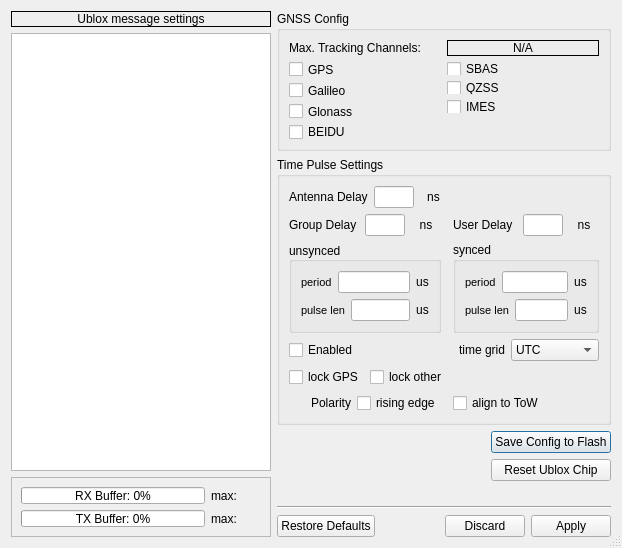
First picture: the form in muondetector-gui/src/main/settings.ui, repository MuonPi/muondetector, before the edit.
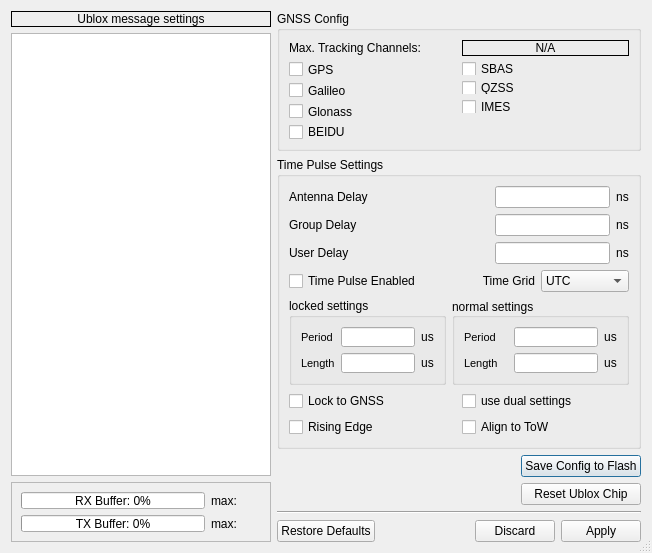
Second picture: the form after the edit.

Commit message: - changed some gui appearance stuff, mostly cosmetic - bugfix in compare_v5 program to read in the fractional timestamp part with correct alignment (i.e. detect omitted trailing zeroes)

```diff
--- a/muondetector-gui/src/main/settings.ui
+++ b/muondetector-gui/src/main/settings.ui
@@ -9,7 +9,7 @@
    <rect>
     <x>0</x>
     <y>0</y>
-    <width>622</width>
+    <width>652</width>
     <height>548</height>
    </rect>
   </property>
@@ -28,10 +28,266 @@
   <property name="modal">
    <bool>true</bool>
   </property>
-  <layout class="QGridLayout" name="gridLayout_6">
-   <item row="0" column="1">
+  <layout class="QGridLayout" name="gridLayout_8">
+   <item row="3" column="1">
+    <layout class="QHBoxLayout" name="horizontalLayout_13">
+     <item>
+      <spacer name="horizontalSpacer">
+       <property name="orientation">
+        <enum>Qt::Horizontal</enum>
+       </property>
+       <property name="sizeHint" stdset="0">
+        <size>
+         <width>40</width>
+         <height>20</height>
+        </size>
+       </property>
+      </spacer>
+     </item>
+     <item>
+      <layout class="QVBoxLayout" name="verticalLayout_5">
+       <item>
+        <widget class="QPushButton" name="saveConfigPushButton">
+         <property name="text">
+          <string>Save Config to Flash</string>
+         </property>
+        </widget>
+       </item>
+       <item>
+        <widget class="QPushButton" name="ubxResetPushButton">
+         <property name="text">
+          <string>Reset Ublox Chip</string>
+         </property>
+        </widget>
+       </item>
+      </layout>
+     </item>
+    </layout>
+   </item>
+   <item row="4" column="1">
+    <spacer name="verticalSpacer">
+     <property name="orientation">
+      <enum>Qt::Vertical</enum>
+     </property>
+     <property name="sizeType">
+      <enum>QSizePolicy::Expanding</enum>
+     </property>
+     <property name="sizeHint" stdset="0">
+      <size>
+       <width>331</width>
+       <height>5</height>
+      </size>
+     </property>
+    </spacer>
+   </item>
+   <item row="5" column="1">
+    <widget class="Line" name="line">
+     <property name="orientation">
+      <enum>Qt::Horizontal</enum>
+     </property>
+    </widget>
+   </item>
+   <item row="0" column="0" rowspan="7">
     <layout class="QVBoxLayout" name="verticalLayout">
      <item>
+      <widget class="QLabel" name="label">
+       <property name="sizePolicy">
+        <sizepolicy hsizetype="MinimumExpanding" vsizetype="Preferred">
+         <horstretch>200</horstretch>
+         <verstretch>0</verstretch>
+        </sizepolicy>
+       </property>
+       <property name="minimumSize">
+        <size>
+         <width>200</width>
+         <height>0</height>
+        </size>
+       </property>
+       <property name="baseSize">
+        <size>
+         <width>200</width>
+         <height>0</height>
+        </size>
+       </property>
+       <property name="frameShape">
+        <enum>QFrame::Box</enum>
+       </property>
+       <property name="text">
+        <string>Ublox message settings</string>
+       </property>
+       <property name="alignment">
+        <set>Qt::AlignCenter</set>
+       </property>
+      </widget>
+     </item>
+     <item>
+      <widget class="QTableWidget" name="ubloxSignalStates">
+       <property name="enabled">
+        <bool>true</bool>
+       </property>
+       <property name="sizePolicy">
+        <sizepolicy hsizetype="MinimumExpanding" vsizetype="Expanding">
+         <horstretch>0</horstretch>
+         <verstretch>0</verstretch>
+        </sizepolicy>
+       </property>
+       <property name="minimumSize">
+        <size>
+         <width>260</width>
+         <height>200</height>
+        </size>
+       </property>
+       <property name="sizeIncrement">
+        <size>
+         <width>0</width>
+         <height>0</height>
+        </size>
+       </property>
+       <property name="baseSize">
+        <size>
+         <width>320</width>
+         <height>200</height>
+        </size>
+       </property>
+       <attribute name="horizontalHeaderStretchLastSection">
+        <bool>true</bool>
+       </attribute>
+      </widget>
+     </item>
+     <item>
+      <widget class="QFrame" name="frame">
+       <property name="sizePolicy">
+        <sizepolicy hsizetype="MinimumExpanding" vsizetype="Preferred">
+         <horstretch>0</horstretch>
+         <verstretch>0</verstretch>
+        </sizepolicy>
+       </property>
+       <property name="maximumSize">
+        <size>
+         <width>16777215</width>
+         <height>60</height>
+        </size>
+       </property>
+       <property name="frameShape">
+        <enum>QFrame::StyledPanel</enum>
+       </property>
+       <property name="frameShadow">
+        <enum>QFrame::Raised</enum>
+       </property>
+       <layout class="QGridLayout" name="gridLayout_5">
+        <item row="0" column="0">
+         <widget class="QProgressBar" name="rxBufProgressBar">
+          <property name="minimumSize">
+           <size>
+            <width>40</width>
+            <height>0</height>
+           </size>
+          </property>
+          <property name="baseSize">
+           <size>
+            <width>100</width>
+            <height>0</height>
+           </size>
+          </property>
+          <property name="value">
+           <number>0</number>
+          </property>
+          <property name="alignment">
+           <set>Qt::AlignCenter</set>
+          </property>
+          <property name="orientation">
+           <enum>Qt::Horizontal</enum>
+          </property>
+          <property name="format">
+           <string>RX Buffer: %p%</string>
+          </property>
+         </widget>
+        </item>
+        <item row="0" column="1">
+         <widget class="QLabel" name="rxPeakLabel">
+          <property name="minimumSize">
+           <size>
+            <width>50</width>
+            <height>0</height>
+           </size>
+          </property>
+          <property name="autoFillBackground">
+           <bool>false</bool>
+          </property>
+          <property name="frameShape">
+           <enum>QFrame::NoFrame</enum>
+          </property>
+          <property name="text">
+           <string>max: </string>
+          </property>
+          <property name="alignment">
+           <set>Qt::AlignLeading|Qt::AlignLeft|Qt::AlignVCenter</set>
+          </property>
+         </widget>
+        </item>
+        <item row="1" column="0">
+         <widget class="QProgressBar" name="txBufProgressBar">
+          <property name="minimumSize">
+           <size>
+            <width>40</width>
+            <height>0</height>
+           </size>
+          </property>
+          <property name="baseSize">
+           <size>
+            <width>100</width>
+            <height>0</height>
+           </size>
+          </property>
+          <property name="value">
+           <number>0</number>
+          </property>
+          <property name="alignment">
+           <set>Qt::AlignCenter</set>
+          </property>
+          <property name="orientation">
+           <enum>Qt::Horizontal</enum>
+          </property>
+          <property name="format">
+           <string>TX Buffer: %p%</string>
+          </property>
+         </widget>
+        </item>
+        <item row="1" column="1">
+         <widget class="QLabel" name="txPeakLabel">
+          <property name="minimumSize">
+           <size>
+            <width>50</width>
+            <height>0</height>
+           </size>
+          </property>
+          <property name="autoFillBackground">
+           <bool>false</bool>
+          </property>
+          <property name="frameShape">
+           <enum>QFrame::NoFrame</enum>
+          </property>
+          <property name="text">
+           <string>max: </string>
+          </property>
+          <property name="alignment">
+           <set>Qt::AlignLeading|Qt::AlignLeft|Qt::AlignVCenter</set>
+          </property>
+         </widget>
+        </item>
+       </layout>
+      </widget>
+     </item>
+    </layout>
+   </item>
+   <item row="6" column="1">
+    <widget class="QDialogButtonBox" name="settingsButtonBox">
+     <property name="standardButtons">
+      <set>QDialogButtonBox::Apply|QDialogButtonBox::Discard|QDialogButtonBox::RestoreDefaults</set>
+     </property>
+    </widget>
+   </item>
+   <item row="0" column="1">
       <widget class="QGroupBox" name="gnssConfigGroupBox">
        <property name="maximumSize">
         <size>
@@ -161,23 +417,42 @@
        </layout>
       </widget>
      </item>
-     <item>
+   <item row="1" column="1">
       <widget class="QGroupBox" name="timePulseGroupBox">
        <property name="title">
         <string>Time Pulse Settings</string>
        </property>
-       <layout class="QGridLayout" name="gridLayout_4">
+     <layout class="QGridLayout" name="gridLayout_7">
         <item row="0" column="0" colspan="2">
-         <layout class="QHBoxLayout" name="horizontalLayout_2">
-          <item>
+       <layout class="QGridLayout" name="gridLayout_6">
+        <item row="0" column="0" colspan="2">
            <widget class="QLabel" name="label_4">
             <property name="text">
              <string>Antenna Delay</string>
             </property>
            </widget>
           </item>
-          <item>
+        <item row="0" column="2">
+         <spacer name="horizontalSpacer_4">
+          <property name="orientation">
+           <enum>Qt::Horizontal</enum>
+          </property>
+          <property name="sizeHint" stdset="0">
+           <size>
+            <width>13</width>
+            <height>20</height>
+           </size>
+          </property>
+         </spacer>
+        </item>
+        <item row="0" column="3">
            <widget class="QLineEdit" name="antDelayLineEdit">
+          <property name="sizePolicy">
+           <sizepolicy hsizetype="Expanding" vsizetype="Fixed">
+            <horstretch>0</horstretch>
+            <verstretch>0</verstretch>
+           </sizepolicy>
+          </property>
             <property name="minimumSize">
              <size>
               <width>35</width>
@@ -186,13 +461,13 @@
             </property>
             <property name="maximumSize">
              <size>
-              <width>40</width>
+            <width>16777215</width>
               <height>16777215</height>
              </size>
             </property>
            </widget>
           </item>
-          <item>
+        <item row="0" column="4">
            <widget class="QLabel" name="label_5">
             <property name="maximumSize">
              <size>
@@ -208,47 +483,36 @@
             </property>
            </widget>
           </item>
-         </layout>
-        </item>
-        <item row="0" column="2">
-         <spacer name="horizontalSpacer_2">
-          <property name="orientation">
-           <enum>Qt::Horizontal</enum>
-          </property>
-          <property name="sizeHint" stdset="0">
-           <size>
-            <width>126</width>
-            <height>20</height>
-           </size>
-          </property>
-         </spacer>
-        </item>
         <item row="1" column="0">
-         <layout class="QHBoxLayout" name="horizontalLayout_3">
-          <item>
            <widget class="QLabel" name="label_6">
             <property name="text">
              <string>Group Delay</string>
             </property>
            </widget>
           </item>
-          <item>
+        <item row="1" column="3">
            <widget class="QLineEdit" name="groupDelayLineEdit">
+          <property name="sizePolicy">
+           <sizepolicy hsizetype="Expanding" vsizetype="Fixed">
+            <horstretch>0</horstretch>
+            <verstretch>0</verstretch>
+           </sizepolicy>
+          </property>
             <property name="minimumSize">
              <size>
-              <width>30</width>
+            <width>35</width>
               <height>0</height>
              </size>
             </property>
             <property name="maximumSize">
              <size>
-              <width>40</width>
+            <width>16777215</width>
               <height>16777215</height>
              </size>
             </property>
            </widget>
           </item>
-          <item>
+        <item row="1" column="4">
            <widget class="QLabel" name="label_7">
             <property name="maximumSize">
              <size>
@@ -264,41 +528,49 @@
             </property>
            </widget>
           </item>
-         </layout>
-        </item>
-        <item row="1" column="1">
-         <spacer name="horizontalSpacer_3">
-          <property name="orientation">
-           <enum>Qt::Horizontal</enum>
-          </property>
-          <property name="sizeHint" stdset="0">
-           <size>
-            <width>13</width>
-            <height>20</height>
-           </size>
-          </property>
-         </spacer>
-        </item>
-        <item row="1" column="2">
-         <layout class="QHBoxLayout" name="horizontalLayout_4">
-          <item>
+        <item row="2" column="0">
            <widget class="QLabel" name="label_8">
             <property name="text">
              <string>User Delay</string>
             </property>
            </widget>
           </item>
-          <item>
+        <item row="2" column="1" colspan="2">
+         <spacer name="horizontalSpacer_5">
+          <property name="orientation">
+           <enum>Qt::Horizontal</enum>
+          </property>
+          <property name="sizeHint" stdset="0">
+           <size>
+            <width>18</width>
+            <height>20</height>
+           </size>
+          </property>
+         </spacer>
+        </item>
+        <item row="2" column="3">
            <widget class="QLineEdit" name="userDelayLineEdit">
+          <property name="sizePolicy">
+           <sizepolicy hsizetype="Preferred" vsizetype="Fixed">
+            <horstretch>0</horstretch>
+            <verstretch>0</verstretch>
+           </sizepolicy>
+          </property>
+          <property name="minimumSize">
+           <size>
+            <width>35</width>
+            <height>0</height>
+           </size>
+          </property>
             <property name="maximumSize">
              <size>
-              <width>40</width>
+            <width>16777215</width>
               <height>16777215</height>
              </size>
             </property>
            </widget>
           </item>
-          <item>
+        <item row="2" column="4">
            <widget class="QLabel" name="label_9">
             <property name="maximumSize">
              <size>
@@ -314,100 +586,32 @@
             </property>
            </widget>
           </item>
-         </layout>
-        </item>
-        <item row="2" column="2">
-         <widget class="QGroupBox" name="syncedPulseGroupBox">
-          <property name="title">
-           <string>synced</string>
+        <item row="1" column="1" colspan="2">
+         <spacer name="horizontalSpacer_3">
+          <property name="orientation">
+           <enum>Qt::Horizontal</enum>
           </property>
-          <layout class="QGridLayout" name="gridLayout_2">
-           <item row="0" column="0">
-            <layout class="QHBoxLayout" name="horizontalLayout_6">
-             <item>
-              <widget class="QLabel" name="label_12">
-               <property name="font">
-                <font>
-                 <pointsize>8</pointsize>
-                </font>
-               </property>
-               <property name="text">
-                <string>period</string>
-               </property>
-              </widget>
-             </item>
-             <item>
-              <widget class="QLineEdit" name="freqPeriodLockLineEdit">
-               <property name="minimumSize">
+          <property name="sizeHint" stdset="0">
                 <size>
-                 <width>0</width>
-                 <height>16</height>
-                </size>
-               </property>
-              </widget>
-             </item>
-             <item>
-              <widget class="QLabel" name="label_13">
-               <property name="text">
-                <string>us</string>
-               </property>
-               <property name="alignment">
-                <set>Qt::AlignCenter</set>
-               </property>
-              </widget>
+            <width>13</width>
+            <height>17</height>
+           </size>
+          </property>
+         </spacer>
              </item>
             </layout>
            </item>
            <item row="1" column="0">
-            <layout class="QHBoxLayout" name="horizontalLayout_8">
-             <item>
-              <widget class="QLabel" name="label_16">
-               <property name="font">
-                <font>
-                 <pointsize>8</pointsize>
-                </font>
-               </property>
-               <property name="text">
-                <string>pulse len</string>
-               </property>
-              </widget>
-             </item>
-             <item>
-              <widget class="QLineEdit" name="pulseLenLockLineEdit">
-               <property name="minimumSize">
-                <size>
-                 <width>0</width>
-                 <height>16</height>
-                </size>
-               </property>
-              </widget>
-             </item>
-             <item>
-              <widget class="QLabel" name="label_17">
-               <property name="text">
-                <string>us</string>
-               </property>
-               <property name="alignment">
-                <set>Qt::AlignCenter</set>
-               </property>
-              </widget>
-             </item>
-            </layout>
-           </item>
-          </layout>
-         </widget>
-        </item>
-        <item row="3" column="0">
          <widget class="QCheckBox" name="tpActiveCheckBox">
           <property name="text">
-           <string>Enabled</string>
+         <string>Time Pulse Enabled</string>
           </property>
           <attribute name="buttonGroup">
            <string notr="true">tpConfigButtonGroup</string>
           </attribute>
          </widget>
         </item>
-        <item row="3" column="2">
+      <item row="1" column="1">
          <layout class="QHBoxLayout" name="horizontalLayout_9">
           <item>
            <widget class="QLabel" name="label_18">
@@ -415,7 +619,7 @@
              <enum>Qt::LeftToRight</enum>
             </property>
             <property name="text">
-             <string>time grid</string>
+           <string>Time Grid</string>
             </property>
             <property name="alignment">
              <set>Qt::AlignRight|Qt::AlignTrailing|Qt::AlignVCenter</set>
@@ -484,68 +688,115 @@
           </item>
          </layout>
         </item>
-        <item row="4" column="0" colspan="2">
-         <layout class="QHBoxLayout" name="horizontalLayout_10">
-          <item>
-           <widget class="QCheckBox" name="lockGpsCheckBox">
-            <property name="text">
-             <string>lock GPS</string>
-            </property>
-            <attribute name="buttonGroup">
-             <string notr="true">tpConfigButtonGroup</string>
-            </attribute>
-           </widget>
-          </item>
-          <item>
-           <widget class="QCheckBox" name="lockOtherCheckBox">
-            <property name="text">
-             <string>lock other</string>
-            </property>
-            <attribute name="buttonGroup">
-             <string notr="true">tpConfigButtonGroup</string>
-            </attribute>
-           </widget>
-          </item>
-         </layout>
-        </item>
-        <item row="5" column="0">
-         <layout class="QHBoxLayout" name="horizontalLayout_11">
-          <item>
-           <widget class="QLabel" name="label_19">
-            <property name="text">
-             <string>Polarity</string>
-            </property>
-            <property name="alignment">
-             <set>Qt::AlignRight|Qt::AlignTrailing|Qt::AlignVCenter</set>
-            </property>
-           </widget>
-          </item>
-          <item>
-           <widget class="QCheckBox" name="tpPolarityCheckBox">
-            <property name="text">
-             <string>rising edge</string>
-            </property>
-            <attribute name="buttonGroup">
-             <string notr="true">tpConfigButtonGroup</string>
-            </attribute>
-           </widget>
-          </item>
-         </layout>
-        </item>
-        <item row="5" column="2">
-         <widget class="QCheckBox" name="tpAlignTowCheckBox">
-          <property name="text">
-           <string>align to ToW</string>
-          </property>
-          <attribute name="buttonGroup">
-           <string notr="true">tpConfigButtonGroup</string>
-          </attribute>
-         </widget>
-        </item>
         <item row="2" column="0">
+       <widget class="QGroupBox" name="syncedPulseGroupBox">
+        <property name="title">
+         <string>locked settings</string>
+        </property>
+        <property name="checkable">
+         <bool>false</bool>
+        </property>
+        <property name="checked">
+         <bool>false</bool>
+        </property>
+        <layout class="QGridLayout" name="gridLayout_2">
+         <item row="0" column="0">
+          <widget class="QLabel" name="label_12">
+           <property name="font">
+            <font>
+             <pointsize>8</pointsize>
+            </font>
+           </property>
+           <property name="text">
+            <string>Period</string>
+           </property>
+          </widget>
+         </item>
+         <item row="0" column="1">
+          <spacer name="horizontalSpacer_8">
+           <property name="orientation">
+            <enum>Qt::Horizontal</enum>
+           </property>
+           <property name="sizeHint" stdset="0">
+            <size>
+             <width>13</width>
+             <height>20</height>
+            </size>
+           </property>
+          </spacer>
+         </item>
+         <item row="0" column="2">
+          <widget class="QLineEdit" name="freqPeriodLockLineEdit">
+           <property name="minimumSize">
+            <size>
+             <width>0</width>
+             <height>16</height>
+            </size>
+           </property>
+          </widget>
+         </item>
+         <item row="0" column="3">
+          <widget class="QLabel" name="label_13">
+           <property name="text">
+            <string>us</string>
+           </property>
+           <property name="alignment">
+            <set>Qt::AlignCenter</set>
+           </property>
+          </widget>
+         </item>
+         <item row="1" column="0">
+          <widget class="QLabel" name="label_16">
+           <property name="font">
+            <font>
+             <pointsize>8</pointsize>
+            </font>
+           </property>
+           <property name="text">
+            <string>Length</string>
+           </property>
+          </widget>
+         </item>
+         <item row="1" column="1">
+          <spacer name="horizontalSpacer_9">
+           <property name="orientation">
+            <enum>Qt::Horizontal</enum>
+           </property>
+           <property name="sizeHint" stdset="0">
+            <size>
+             <width>13</width>
+             <height>20</height>
+            </size>
+           </property>
+          </spacer>
+         </item>
+         <item row="1" column="2">
+          <widget class="QLineEdit" name="pulseLenLockLineEdit">
+           <property name="minimumSize">
+            <size>
+             <width>0</width>
+             <height>16</height>
+            </size>
+           </property>
+          </widget>
+         </item>
+         <item row="1" column="3">
+          <widget class="QLabel" name="label_17">
+           <property name="text">
+            <string>us</string>
+           </property>
+           <property name="alignment">
+            <set>Qt::AlignCenter</set>
+           </property>
+          </widget>
+         </item>
+        </layout>
+       </widget>
+      </item>
+      <item row="2" column="1">
          <widget class="QGroupBox" name="unsyncedPulseGroupBox">
           <property name="title">
-           <string>unsynced</string>
+         <string>normal settings</string>
           </property>
           <property name="alignment">
            <set>Qt::AlignLeading|Qt::AlignLeft|Qt::AlignVCenter</set>
@@ -558,8 +809,6 @@
           </property>
           <layout class="QGridLayout" name="gridLayout_3">
            <item row="0" column="0">
-            <layout class="QHBoxLayout" name="horizontalLayout_5">
-             <item>
               <widget class="QLabel" name="label_10">
                <property name="font">
                 <font>
@@ -567,11 +816,24 @@
                 </font>
                </property>
                <property name="text">
-                <string>period</string>
+            <string>Period</string>
                </property>
               </widget>
              </item>
-             <item>
+         <item row="0" column="1" colspan="2">
+          <spacer name="horizontalSpacer_6">
+           <property name="orientation">
+            <enum>Qt::Horizontal</enum>
+           </property>
+           <property name="sizeHint" stdset="0">
+            <size>
+             <width>3</width>
+             <height>10</height>
+            </size>
+           </property>
+          </spacer>
+         </item>
+         <item row="0" column="3">
               <widget class="QLineEdit" name="freqPeriodLineEdit">
                <property name="minimumSize">
                 <size>
@@ -581,7 +843,7 @@
                </property>
               </widget>
              </item>
-             <item>
+         <item row="0" column="4">
               <widget class="QLabel" name="label_11">
                <property name="text">
                 <string>us</string>
@@ -591,11 +853,7 @@
                </property>
               </widget>
              </item>
-            </layout>
-           </item>
-           <item row="1" column="0">
-            <layout class="QHBoxLayout" name="horizontalLayout_7">
-             <item>
+         <item row="1" column="0" colspan="2">
               <widget class="QLabel" name="label_14">
                <property name="font">
                 <font>
@@ -603,11 +861,24 @@
                 </font>
                </property>
                <property name="text">
-                <string>pulse len</string>
+            <string>Length</string>
                </property>
               </widget>
              </item>
-             <item>
+         <item row="1" column="2">
+          <spacer name="horizontalSpacer_7">
+           <property name="orientation">
+            <enum>Qt::Horizontal</enum>
+           </property>
+           <property name="sizeHint" stdset="0">
+            <size>
+             <width>22</width>
+             <height>20</height>
+            </size>
+           </property>
+          </spacer>
+         </item>
+         <item row="1" column="3">
               <widget class="QLineEdit" name="pulseLenLineEdit">
                <property name="minimumSize">
                 <size>
@@ -617,7 +888,7 @@
                </property>
               </widget>
              </item>
-             <item>
+         <item row="1" column="4">
               <widget class="QLabel" name="label_15">
                <property name="text">
                 <string>us</string>
@@ -628,272 +899,67 @@
               </widget>
              </item>
             </layout>
-           </item>
-          </layout>
-         </widget>
-        </item>
-       </layout>
-      </widget>
-     </item>
-     <item>
-      <layout class="QHBoxLayout" name="horizontalLayout_13">
-       <item>
-        <spacer name="horizontalSpacer">
-         <property name="orientation">
-          <enum>Qt::Horizontal</enum>
-         </property>
-         <property name="sizeHint" stdset="0">
-          <size>
-           <width>40</width>
-           <height>20</height>
-          </size>
-         </property>
-        </spacer>
-       </item>
-       <item>
-        <layout class="QVBoxLayout" name="verticalLayout_5">
-         <item>
-          <widget class="QPushButton" name="saveConfigPushButton">
-           <property name="text">
-            <string>Save Config to Flash</string>
-           </property>
-          </widget>
-         </item>
-         <item>
-          <widget class="QPushButton" name="ubxResetPushButton">
-           <property name="text">
-            <string>Reset Ublox Chip</string>
-           </property>
-          </widget>
-         </item>
-        </layout>
-       </item>
-      </layout>
-     </item>
-     <item>
-      <spacer name="verticalSpacer">
-       <property name="orientation">
-        <enum>Qt::Vertical</enum>
-       </property>
-       <property name="sizeType">
-        <enum>QSizePolicy::Expanding</enum>
-       </property>
-       <property name="sizeHint" stdset="0">
-        <size>
-         <width>20</width>
-         <height>10</height>
-        </size>
-       </property>
-      </spacer>
-     </item>
-     <item>
-      <widget class="Line" name="line">
-       <property name="orientation">
-        <enum>Qt::Horizontal</enum>
-       </property>
-      </widget>
-     </item>
-     <item>
-      <widget class="QDialogButtonBox" name="settingsButtonBox">
-       <property name="standardButtons">
-        <set>QDialogButtonBox::Apply|QDialogButtonBox::Discard|QDialogButtonBox::RestoreDefaults</set>
-       </property>
-      </widget>
-     </item>
-    </layout>
-   </item>
+       </widget>
+      </item>
+      <item row="3" column="0" colspan="2">
+       <layout class="QGridLayout" name="gridLayout_4">
    <item row="0" column="0">
-    <layout class="QVBoxLayout" name="verticalLayout_4">
-     <item>
-      <widget class="QLabel" name="label">
-       <property name="sizePolicy">
-        <sizepolicy hsizetype="MinimumExpanding" vsizetype="Preferred">
-         <horstretch>200</horstretch>
-         <verstretch>0</verstretch>
-        </sizepolicy>
-       </property>
-       <property name="minimumSize">
-        <size>
-         <width>200</width>
-         <height>0</height>
-        </size>
-       </property>
-       <property name="baseSize">
-        <size>
-         <width>200</width>
-         <height>0</height>
-        </size>
-       </property>
-       <property name="frameShape">
-        <enum>QFrame::Box</enum>
-       </property>
+         <widget class="QCheckBox" name="lockGpsCheckBox">
        <property name="text">
-        <string>Ublox message settings</string>
-       </property>
-       <property name="alignment">
-        <set>Qt::AlignCenter</set>
-       </property>
-      </widget>
-     </item>
-     <item>
-      <widget class="QTableWidget" name="ubloxSignalStates">
-       <property name="enabled">
-        <bool>true</bool>
-       </property>
-       <property name="sizePolicy">
-        <sizepolicy hsizetype="MinimumExpanding" vsizetype="Expanding">
-         <horstretch>0</horstretch>
-         <verstretch>0</verstretch>
-        </sizepolicy>
-       </property>
-       <property name="minimumSize">
-        <size>
-         <width>260</width>
-         <height>200</height>
-        </size>
-       </property>
-       <property name="sizeIncrement">
-        <size>
-         <width>0</width>
-         <height>0</height>
-        </size>
-       </property>
-       <property name="baseSize">
-        <size>
-         <width>320</width>
-         <height>200</height>
-        </size>
-       </property>
-       <attribute name="horizontalHeaderStretchLastSection">
-        <bool>true</bool>
-       </attribute>
-      </widget>
-     </item>
-     <item>
-      <widget class="QFrame" name="frame">
-       <property name="sizePolicy">
-        <sizepolicy hsizetype="MinimumExpanding" vsizetype="Preferred">
-         <horstretch>0</horstretch>
-         <verstretch>0</verstretch>
-        </sizepolicy>
-       </property>
-       <property name="maximumSize">
-        <size>
-         <width>16777215</width>
-         <height>60</height>
-        </size>
-       </property>
-       <property name="frameShape">
-        <enum>QFrame::StyledPanel</enum>
-       </property>
-       <property name="frameShadow">
-        <enum>QFrame::Raised</enum>
-       </property>
-       <layout class="QGridLayout" name="gridLayout_5">
-        <item row="0" column="0">
-         <widget class="QProgressBar" name="rxBufProgressBar">
-          <property name="minimumSize">
-           <size>
-            <width>40</width>
-            <height>0</height>
-           </size>
-          </property>
-          <property name="baseSize">
-           <size>
-            <width>100</width>
-            <height>0</height>
-           </size>
-          </property>
-          <property name="value">
-           <number>0</number>
-          </property>
-          <property name="alignment">
-           <set>Qt::AlignCenter</set>
-          </property>
-          <property name="orientation">
-           <enum>Qt::Horizontal</enum>
-          </property>
-          <property name="format">
-           <string>RX Buffer: %p%</string>
-          </property>
+           <string>Lock to GNSS</string>
+          </property>
+          <attribute name="buttonGroup">
+           <string notr="true">tpConfigButtonGroup</string>
+          </attribute>
          </widget>
         </item>
         <item row="0" column="1">
-         <widget class="QLabel" name="rxPeakLabel">
-          <property name="minimumSize">
-           <size>
-            <width>50</width>
-            <height>0</height>
-           </size>
-          </property>
-          <property name="autoFillBackground">
-           <bool>false</bool>
-          </property>
-          <property name="frameShape">
-           <enum>QFrame::NoFrame</enum>
-          </property>
+         <widget class="QCheckBox" name="lockOtherCheckBox">
           <property name="text">
-           <string>max: </string>
+           <string>use dual settings</string>
           </property>
-          <property name="alignment">
-           <set>Qt::AlignLeading|Qt::AlignLeft|Qt::AlignVCenter</set>
-          </property>
+          <attribute name="buttonGroup">
+           <string notr="true">tpConfigButtonGroup</string>
+          </attribute>
          </widget>
         </item>
         <item row="1" column="0">
-         <widget class="QProgressBar" name="txBufProgressBar">
-          <property name="minimumSize">
-           <size>
-            <width>40</width>
-            <height>0</height>
-           </size>
+         <widget class="QCheckBox" name="tpPolarityCheckBox">
+          <property name="text">
+           <string>Rising Edge</string>
           </property>
-          <property name="baseSize">
-           <size>
-            <width>100</width>
-            <height>0</height>
-           </size>
-          </property>
-          <property name="value">
-           <number>0</number>
-          </property>
-          <property name="alignment">
-           <set>Qt::AlignCenter</set>
-          </property>
-          <property name="orientation">
-           <enum>Qt::Horizontal</enum>
-          </property>
-          <property name="format">
-           <string>TX Buffer: %p%</string>
-          </property>
+          <attribute name="buttonGroup">
+           <string notr="true">tpConfigButtonGroup</string>
+          </attribute>
          </widget>
         </item>
         <item row="1" column="1">
-         <widget class="QLabel" name="txPeakLabel">
-          <property name="minimumSize">
+         <widget class="QCheckBox" name="tpAlignTowCheckBox">
+          <property name="text">
+           <string>Align to ToW</string>
+          </property>
+          <attribute name="buttonGroup">
+           <string notr="true">tpConfigButtonGroup</string>
+          </attribute>
+         </widget>
+        </item>
+       </layout>
+      </item>
+     </layout>
+    </widget>
+   </item>
+   <item row="2" column="1">
+    <spacer name="verticalSpacer_3">
+     <property name="orientation">
+      <enum>Qt::Vertical</enum>
+     </property>
+     <property name="sizeHint" stdset="0">
            <size>
-            <width>50</width>
-            <height>0</height>
-           </size>
-          </property>
-          <property name="autoFillBackground">
-           <bool>false</bool>
-          </property>
-          <property name="frameShape">
-           <enum>QFrame::NoFrame</enum>
-          </property>
-          <property name="text">
-           <string>max: </string>
-          </property>
-          <property name="alignment">
-           <set>Qt::AlignLeading|Qt::AlignLeft|Qt::AlignVCenter</set>
-          </property>
-         </widget>
-        </item>
-       </layout>
-      </widget>
-     </item>
-    </layout>
+       <width>20</width>
+       <height>40</height>
+      </size>
+     </property>
+    </spacer>
    </item>
   </layout>
  </widget>
```
Left out of the diff: 4 changed lines with no effect on the pictures. Lines whose indentation alone changed are shown as unchanged. The commit also changes 7 other files.
